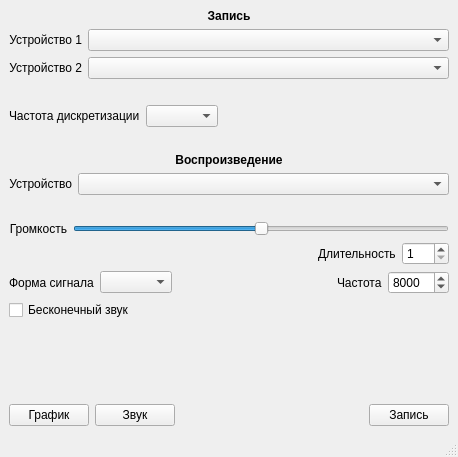
The window that main.ui (honeyxanny/epic-stethoscope) describes before a commit, drawn with Qt 5.
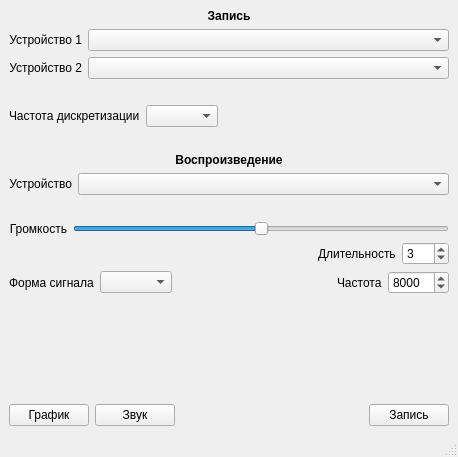
The same window after the commit.

The edit to the form file:
```diff
--- a/main.ui
+++ b/main.ui
@@ -56,7 +56,7 @@
      </spacer>
     </item>
     <item row="1" column="0">
-     <layout class="QVBoxLayout" name="verticalLayout" stretch="0,0,0,0,0,0,0,0,0,0,0,0,0,0,0">
+     <layout class="QVBoxLayout" name="verticalLayout" stretch="0,0,0,0,0,0,0,0,0,0,0,0,0,0">
       <item>
        <widget class="QLabel" name="recordTitle">
         <property name="font">
@@ -305,11 +305,17 @@
         <item>
          <widget class="QSpinBox" name="spinBox">
           <property name="minimum">
-           <number>1</number>
+           <number>0</number>
           </property>
           <property name="maximum">
            <number>600</number>
           </property>
+          <property name="singleStep">
+           <number>1</number>
+          </property>
+          <property name="value">
+           <number>3</number>
+          </property>
          </widget>
         </item>
        </layout>
@@ -389,13 +395,6 @@
         </item>
        </layout>
       </item>
-      <item>
-       <widget class="QCheckBox" name="checkBox">
-        <property name="text">
-         <string>Бесконечный звук</string>
-        </property>
-       </widget>
-      </item>
       <item>
        <spacer name="verticalSpacer_2">
         <property name="orientation">
```
Left out of the diff: 4 changed lines with no effect on the pictures.
